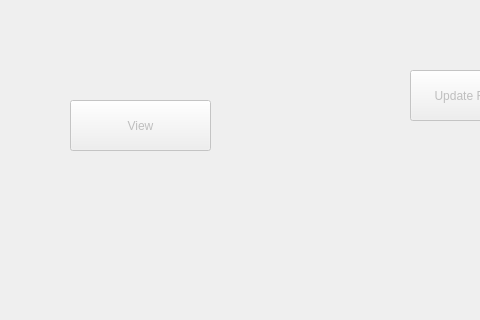
First picture: the form in mainwindow.ui, repository RainRainLiu/LynnFly-Station, before the edit; both pictures show x 0 to 480 and y 0 to 320 of the 634 by 411 pixel window.
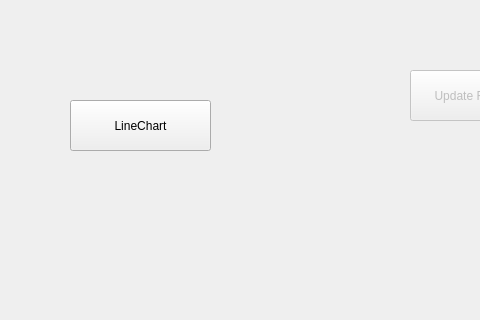
Second picture: the form after the edit. Icons and pictures are not drawn.

Patch:
```diff
--- a/mainwindow.ui
+++ b/mainwindow.ui
@@ -64,7 +64,7 @@
    </widget>
    <widget class="QPushButton" name="viewButton">
     <property name="enabled">
-     <bool>false</bool>
+     <bool>true</bool>
     </property>
     <property name="geometry">
      <rect>
@@ -87,7 +87,7 @@
      <string notr="true"/>
     </property>
     <property name="text">
-     <string>View</string>
+     <string>LineChart</string>
     </property>
     <property name="iconSize">
      <size>
```
